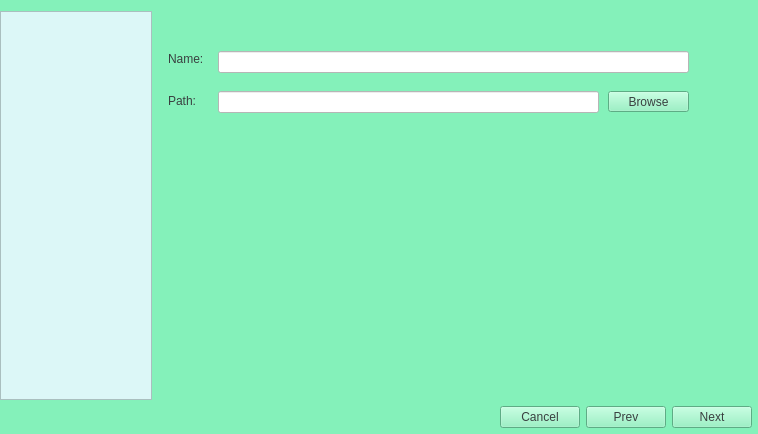
This is C++/lab3InterfaceStub/newproject.ui in MaxDavidenko/University as Qt 5 draws it before an edit. The edited form follows.
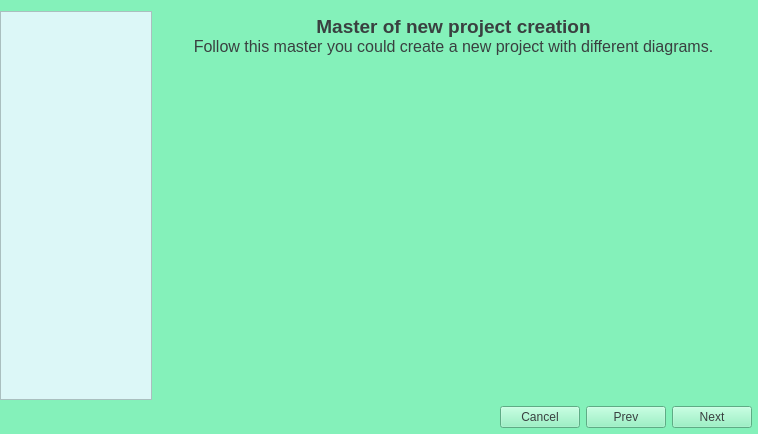
This is the edited form. Custom widgets are drawn as their Qt base class.

What changed in the file:
```diff
--- a/C++/lab3InterfaceStub/newproject.ui
+++ b/C++/lab3InterfaceStub/newproject.ui
@@ -116,6 +116,39 @@
        <property name="currentIndex">
         <number>0</number>
        </property>
+       <widget class="QWidget" name="page_5">
+        <widget class="QTextBrowser" name="textBrowser">
+         <property name="geometry">
+          <rect>
+           <x>0</x>
+           <y>0</y>
+           <width>591</width>
+           <height>241</height>
+          </rect>
+         </property>
+         <property name="font">
+          <font>
+           <pointsize>12</pointsize>
+           <weight>75</weight>
+           <bold>true</bold>
+          </font>
+         </property>
+         <property name="styleSheet">
+          <string notr="true">QTextBrowser
+{
+	border: 1px;
+}
+</string>
+         </property>
+         <property name="html">
+          <string>&lt;!DOCTYPE HTML PUBLIC &quot;-//W3C//DTD HTML 4.0//EN&quot; &quot;http://www.w3.org/TR/REC-html40/strict.dtd&quot;&gt;
+&lt;html&gt;&lt;head&gt;&lt;meta name=&quot;qrichtext&quot; content=&quot;1&quot; /&gt;&lt;style type=&quot;text/css&quot;&gt;
+p, li { white-space: pre-wrap; }
+&lt;/style&gt;&lt;/head&gt;&lt;body style=&quot; font-family:'Sans Serif'; font-size:12pt; font-weight:600; font-style:normal;&quot;&gt;
+&lt;p align=&quot;center&quot; style=&quot; margin-top:0px; margin-bottom:0px; margin-left:0px; margin-right:0px; -qt-block-indent:0; text-indent:0px;&quot;&gt;&lt;span style=&quot; font-size:14pt;&quot;&gt;Master of new project creation&lt;/span&gt;&lt;span style=&quot; font-weight:400;&quot;&gt;&lt;br /&gt;Follow this master you could create a new project with different diagrams.&lt;/span&gt;&lt;/p&gt;&lt;/body&gt;&lt;/html&gt;</string>
+         </property>
+        </widget>
+       </widget>
        <widget class="QWidget" name="page_2">
         <widget class="QLabel" name="label">
          <property name="geometry">
```
